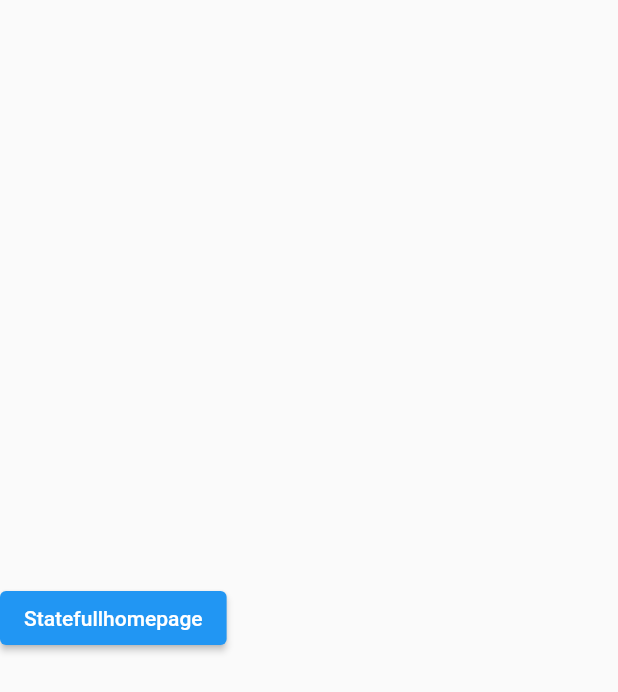
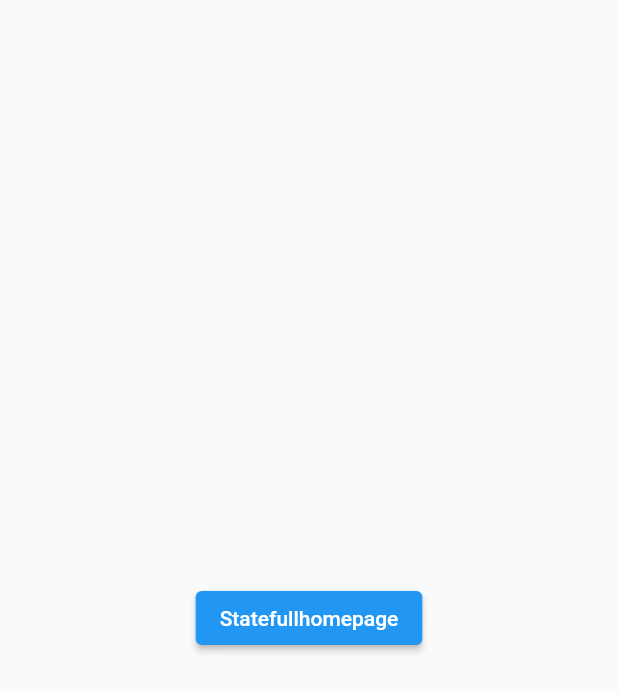
Before and after one commit to eoeefosa/statemanagementplay, a Flutter app: the screen it shows after launch, on a phone screen of 412 x 824 dp. Shown: the top 692 px of the screen. Run offline on Flutter 3.47's test engine with Material 2 defaults, Android fonts, the phone set to English and light mode, and no system bars; our stand-ins replace flutter_colorpicker, get; missing offline and left inert: flutter_material_color_picker.

Commit message:
'updated'

```diff
--- a/lib/home.dart
+++ b/lib/home.dart
@@ -7,22 +7,8 @@ class Home extends StatelessWidget {
   @override
   Widget build(BuildContext context) {
     return MaterialApp(
-      home: Scaffold(
-        body: Column(
-          mainAxisAlignment: MainAxisAlignment.center,
-          crossAxisAlignment: CrossAxisAlignment.center,
-          children: [
-            ElevatedButton(
-                onPressed: () {
-                  Navigator.popAndPushNamed(context, "/OnStatefullhompage");
-                },
-                child: const Text(
-                  "Statefullhomepage",
-                  textAlign: TextAlign.center,
-                ))
-          ],
-        ),
-      ),
+      theme: ThemeData.light(),
+      home: const Homepager(),
       routes: {
         "/OnStatefullhompage": (context) => const StatefulHomepage(),
         "/OnSimplehomepage": (context) => const Simplehomepage(),
@@ -30,3 +16,31 @@ class Home extends StatelessWidget {
     );
   }
 }
+
+class Homepager extends StatelessWidget {
+  const Homepager({super.key});
+
+  @override
+  Widget build(BuildContext context) {
+    return Scaffold(
+      body: Column(
+        mainAxisAlignment: MainAxisAlignment.center,
+        children: [
+          Row(
+            mainAxisAlignment: MainAxisAlignment.center,
+            children: [
+              ElevatedButton(
+                  onPressed: () {
+                    Navigator.pushNamed(context, "/OnStatefullhompage");
+                  },
+                  child: const Text(
+                    "Statefullhomepage",
+                    textAlign: TextAlign.center,
+                  )),
+            ],
+          )
+        ],
+      ),
+    );
+  }
+}
```
Also changed, not shown: lib/screens/providerhomepage.dart (+37 -2 lines).
